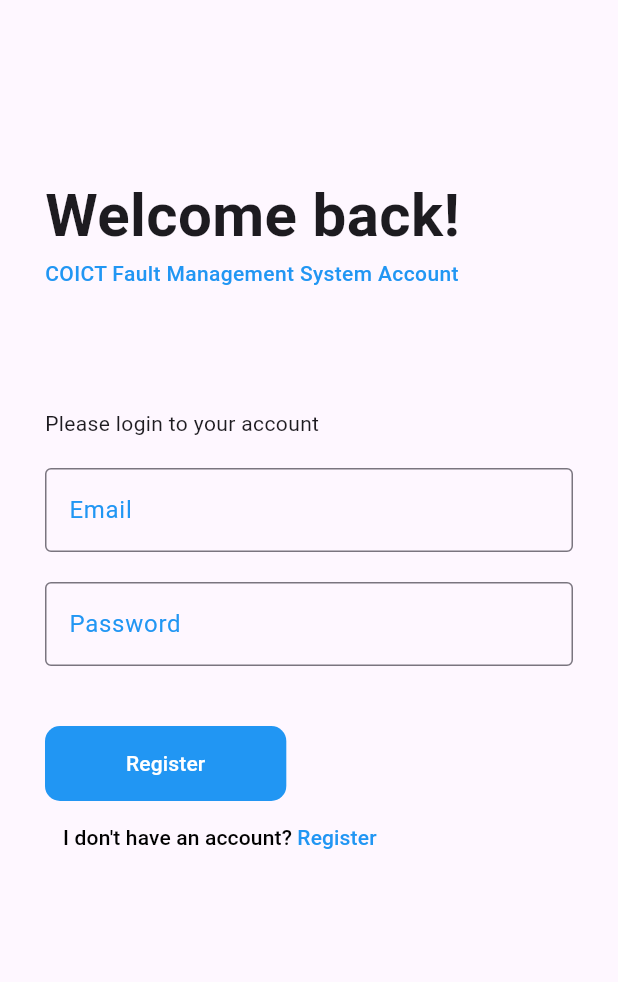
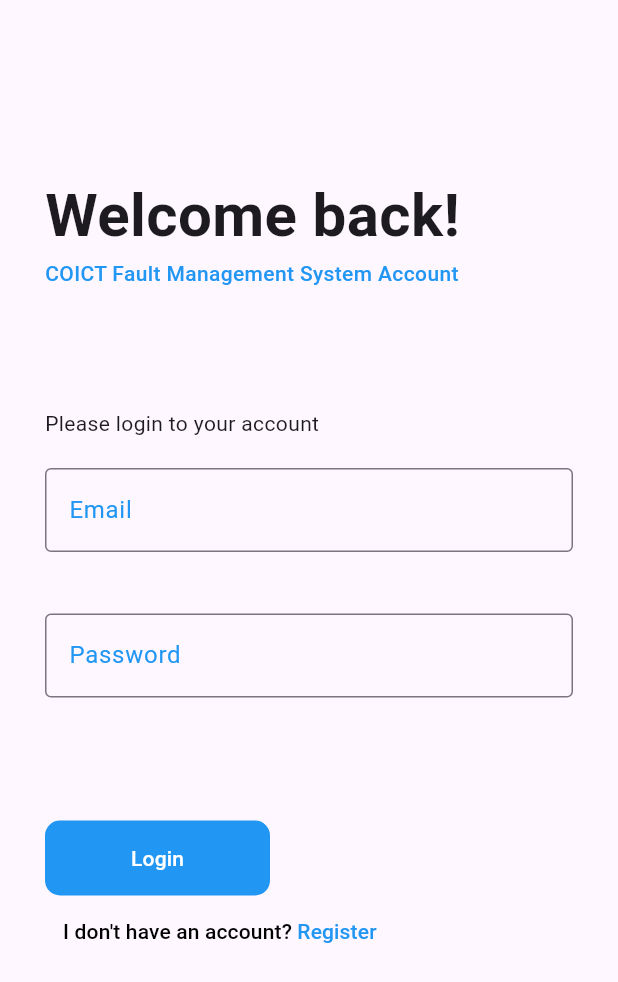
Before and after one commit to PatrickMamsery/hellena-fyp-app, a Flutter app: the screen it shows after launch, on a phone screen of 412 x 824 dp. Shown: the top 982 px of the screen. Run offline on Flutter 3.47's test engine with Material 3 defaults, Android fonts, the phone set to English and light mode, and no system bars; our stand-ins replace dio, get.

Commit message:
wip: on the rush

```diff
--- a/lib/app/ui/auth/login.dart
+++ b/lib/app/ui/auth/login.dart
@@ -22,6 +22,7 @@ class LoginPage extends GetView<LoginController> {
                 left: 15.0,
                 right: 15.0,
               ),
+              child: Container(
                 child: Padding(
                   padding: const EdgeInsets.all(15.0),
                   child: Column(
@@ -52,21 +53,49 @@ class LoginPage extends GetView<LoginController> {
                         subtitle: "Enter your email",
                         controller: controller.email.value,
                       ),
+                      Obx(
+                        () => Text(
+                          controller.emailError.value,
+                          style: const TextStyle(
+                            color: Colors.red,
+                          ),
+                        ),
+                      ),
                       sizedBox,
                       profile(
                           title: "Password",
                           subtitle: "Enter your password",
-                      controller: controller.password.value,
+                          controller: controller.password.value),
+                      Obx(
+                        () => Text(
+                          controller.passwordError.value,
+                          style: const TextStyle(
+                            color: Colors.red,
+                          ),
+                        ),
                       ),
                       sizedBox,
+                      Obx(
+                        () => Text(
+                          controller.loginError.value,
+                          style: const TextStyle(
+                            color: Colors.red,
+                          ),
+                        ),
+                      ),
                       sizedBox,
                       ElevatedButton(
                         style: ElevatedButton.styleFrom(
                           backgroundColor: Colors.blue,
-                            minimumSize: const Size(150, 50),
+                          minimumSize: const Size(
+                            150,
+                            50,
+                          ),
                           shape: RoundedRectangleBorder(
-                                borderRadius: BorderRadius.circular(10.0)),
-                            elevation: 0.0),
+                            borderRadius: BorderRadius.circular(10.0),
+                          ),
+                          elevation: 0.0,
+                        ),
                         onPressed: () => controller.submit(),
                         child: const Padding(
                           padding: EdgeInsets.only(
@@ -76,13 +105,13 @@ class LoginPage extends GetView<LoginController> {
                             right: 30,
                           ),
                           child: Text(
-                            "Register",
+                            "Login",
                             style: TextStyle(
                                 color: Colors.white,
-                              fontWeight: FontWeight.w500,
+                                fontWeight: FontWeight.w500),
                           ),
                         ),
-                        )),
+                      ),
                       // sizedBox,
                       TextButton(
                         onPressed: () {
@@ -92,7 +121,9 @@ class LoginPage extends GetView<LoginController> {
                           children: [
                             Text(
                               "I don't have an account? ",
-                            style: TextStyle(color: Colors.black),
+                              style: TextStyle(
+                                color: Colors.black,
+                              ),
                             ),
                             Text(
                               "Register",
@@ -110,6 +141,7 @@ class LoginPage extends GetView<LoginController> {
             ),
           ),
         ),
+      ),
     );
   }
 }
```
Lines whose indentation alone changed are shown as unchanged.
